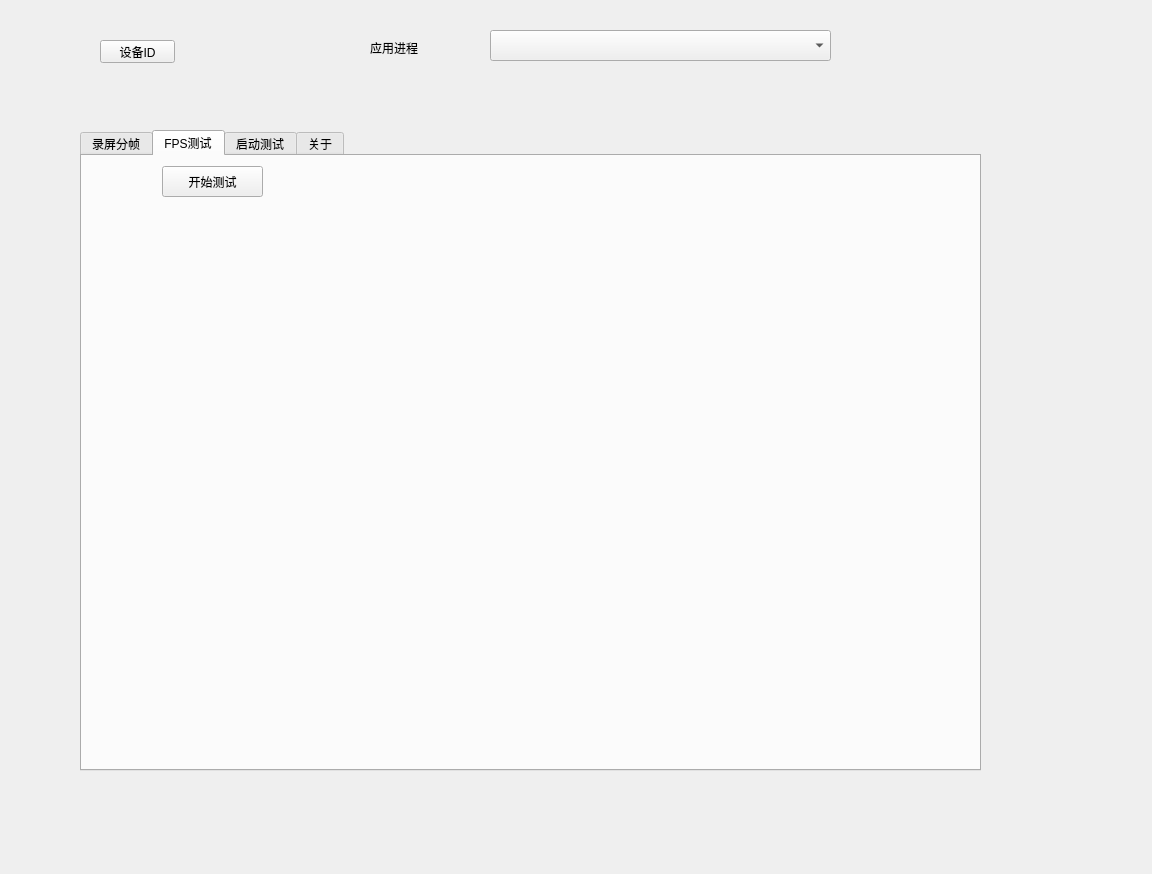
Qt form ui/android.ui (fsdmx2016/device_tool) before a commit.
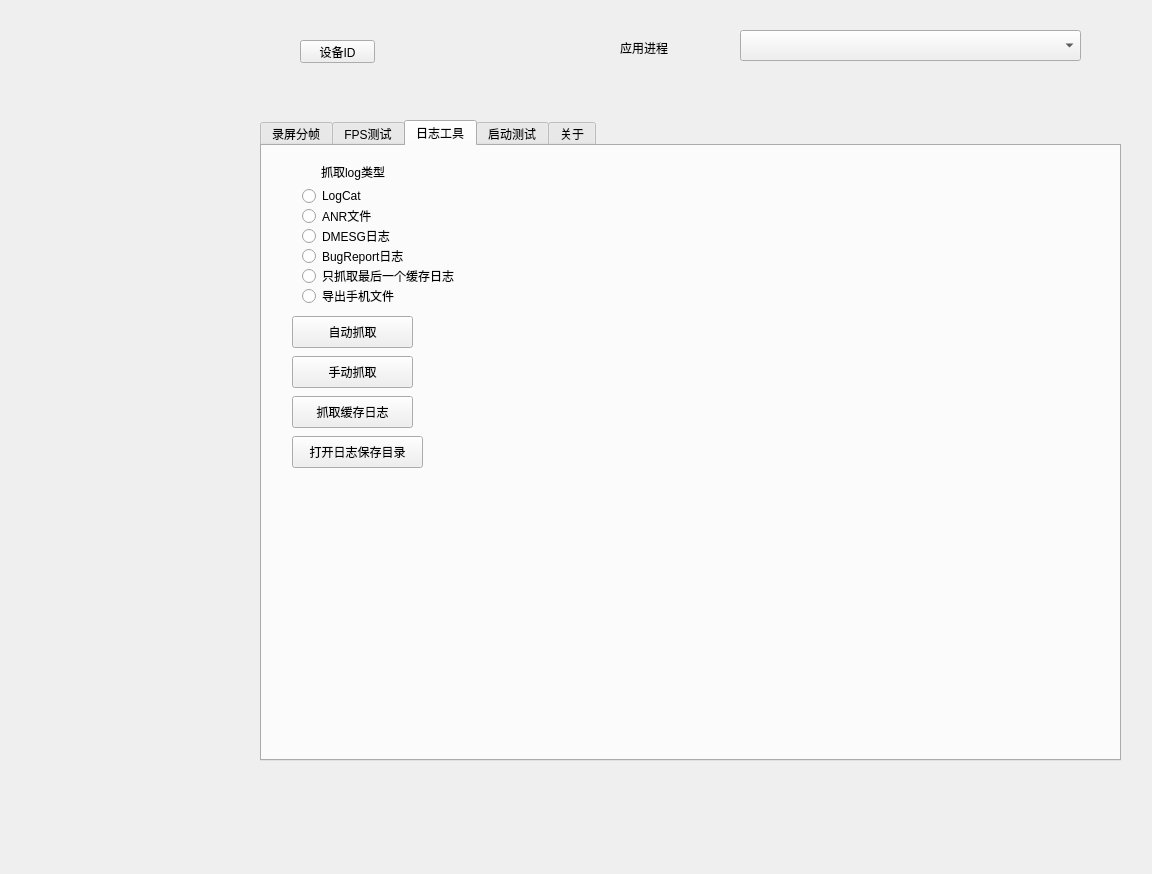
The same form after that commit.

The edit to the form file:
```diff
--- a/ui/android.ui
+++ b/ui/android.ui
@@ -16,14 +16,14 @@
   <widget class="QTabWidget" name="tabWidget1">
    <property name="geometry">
     <rect>
-     <x>80</x>
-     <y>130</y>
-     <width>901</width>
+     <x>260</x>
+     <y>120</y>
+     <width>861</width>
      <height>641</height>
     </rect>
    </property>
    <property name="currentIndex">
-    <number>1</number>
+    <number>2</number>
    </property>
    <widget class="QWidget" name="tab_4">
     <attribute name="title">
@@ -159,9 +159,9 @@
      <property name="geometry">
       <rect>
        <x>40</x>
-       <y>50</y>
+       <y>130</y>
        <width>811</width>
-       <height>541</height>
+       <height>461</height>
       </rect>
      </property>
      <layout class="QHBoxLayout" name="fps_layout"/>
@@ -180,6 +180,154 @@
      </property>
     </widget>
    </widget>
+   <widget class="QWidget" name="tab_5">
+    <attribute name="title">
+     <string>日志工具</string>
+    </attribute>
+    <widget class="QRadioButton" name="radioButton">
+     <property name="geometry">
+      <rect>
+       <x>40</x>
+       <y>40</y>
+       <width>100</width>
+       <height>20</height>
+      </rect>
+     </property>
+     <property name="text">
+      <string>LogCat</string>
+     </property>
+    </widget>
+    <widget class="QLabel" name="label_8">
+     <property name="geometry">
+      <rect>
+       <x>59</x>
+       <y>16</y>
+       <width>101</width>
+       <height>20</height>
+      </rect>
+     </property>
+     <property name="text">
+      <string>抓取log类型</string>
+     </property>
+    </widget>
+    <widget class="QRadioButton" name="radioButton_2">
+     <property name="geometry">
+      <rect>
+       <x>40</x>
+       <y>60</y>
+       <width>100</width>
+       <height>20</height>
+      </rect>
+     </property>
+     <property name="text">
+      <string>ANR文件</string>
+     </property>
+    </widget>
+    <widget class="QRadioButton" name="radioButton_3">
+     <property name="geometry">
+      <rect>
+       <x>40</x>
+       <y>80</y>
+       <width>100</width>
+       <height>20</height>
+      </rect>
+     </property>
+     <property name="text">
+      <string>DMESG日志</string>
+     </property>
+    </widget>
+    <widget class="QRadioButton" name="radioButton_4">
+     <property name="geometry">
+      <rect>
+       <x>40</x>
+       <y>100</y>
+       <width>111</width>
+       <height>20</height>
+      </rect>
+     </property>
+     <property name="text">
+      <string>BugReport日志</string>
+     </property>
+    </widget>
+    <widget class="QRadioButton" name="radioButton_5">
+     <property name="geometry">
+      <rect>
+       <x>40</x>
+       <y>120</y>
+       <width>181</width>
+       <height>20</height>
+      </rect>
+     </property>
+     <property name="text">
+      <string>只抓取最后一个缓存日志</string>
+     </property>
+    </widget>
+    <widget class="QRadioButton" name="radioButton_6">
+     <property name="geometry">
+      <rect>
+       <x>40</x>
+       <y>140</y>
+       <width>111</width>
+       <height>20</height>
+      </rect>
+     </property>
+     <property name="text">
+      <string>导出手机文件</string>
+     </property>
+    </widget>
+    <widget class="QPushButton" name="pushButton">
+     <property name="geometry">
+      <rect>
+       <x>30</x>
+       <y>170</y>
+       <width>121</width>
+       <height>32</height>
+      </rect>
+     </property>
+     <property name="text">
+      <string>自动抓取</string>
+     </property>
+    </widget>
+    <widget class="QPushButton" name="pushButton_3">
+     <property name="geometry">
+      <rect>
+       <x>30</x>
+       <y>210</y>
+       <width>121</width>
+       <height>32</height>
+      </rect>
+     </property>
+     <property name="text">
+      <string>手动抓取</string>
+     </property>
+    </widget>
+    <widget class="QPushButton" name="pushButton_4">
+     <property name="geometry">
+      <rect>
+       <x>30</x>
+       <y>250</y>
+       <width>121</width>
+       <height>32</height>
+      </rect>
+     </property>
+     <property name="text">
+      <string>抓取缓存日志</string>
+     </property>
+    </widget>
+    <widget class="QPushButton" name="pushButton_5">
+     <property name="geometry">
+      <rect>
+       <x>30</x>
+       <y>290</y>
+       <width>131</width>
+       <height>32</height>
+      </rect>
+     </property>
+     <property name="text">
+      <string>打开日志保存目录</string>
+     </property>
+    </widget>
+   </widget>
    <widget class="QWidget" name="tab_2">
     <attribute name="title">
      <string>启动测试</string>
@@ -346,7 +494,7 @@
   <widget class="QLabel" name="label_5">
    <property name="geometry">
     <rect>
-     <x>370</x>
+     <x>620</x>
      <y>40</y>
      <width>91</width>
      <height>16</height>
@@ -359,7 +507,7 @@
   <widget class="QLabel" name="device_id">
    <property name="geometry">
     <rect>
-     <x>210</x>
+     <x>460</x>
      <y>40</y>
      <width>131</width>
      <height>21</height>
@@ -372,7 +520,7 @@
   <widget class="QPushButton" name="pushButton_2">
    <property name="geometry">
     <rect>
-     <x>100</x>
+     <x>300</x>
      <y>40</y>
      <width>75</width>
      <height>23</height>
@@ -385,13 +533,26 @@
   <widget class="QComboBox" name="device_app_list">
    <property name="geometry">
     <rect>
-     <x>490</x>
+     <x>740</x>
      <y>30</y>
      <width>341</width>
      <height>31</height>
     </rect>
    </property>
   </widget>
+  <widget class="QLabel" name="phone_show">
+   <property name="geometry">
+    <rect>
+     <x>19</x>
+     <y>50</y>
+     <width>211</width>
+     <height>771</height>
+    </rect>
+   </property>
+   <property name="text">
+    <string/>
+   </property>
+  </widget>
  </widget>
  <resources/>
  <connections>
```
Left out of the diff: 16 changed lines with no effect on the pictures.
